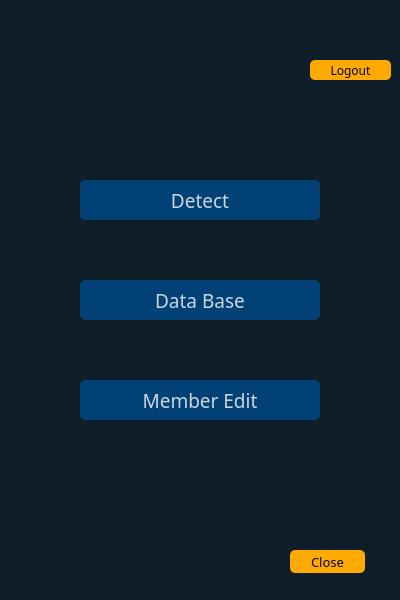
cach007/face_findeer, file ui/adminpage.ui: the form before one commit.
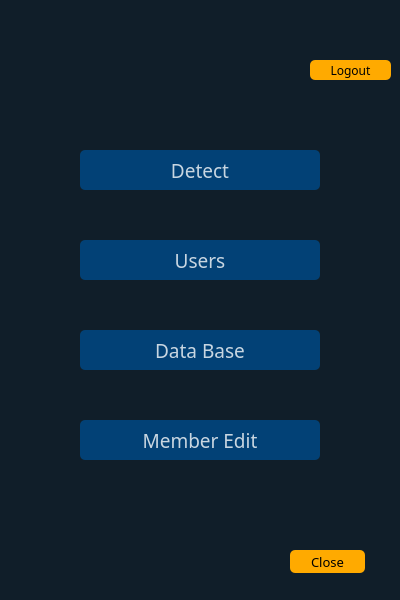
The form after the commit. Icons and pictures are not drawn.

Commit message: 관리자랑 멤버 페이지에서도 user edit접근 가능 하게 수정

The edit to the form file:
```diff
--- a/ui/adminpage.ui
+++ b/ui/adminpage.ui
@@ -35,7 +35,7 @@
     <property name="geometry">
      <rect>
       <x>80</x>
-      <y>180</y>
+      <y>150</y>
       <width>240</width>
       <height>40</height>
      </rect>
@@ -185,7 +185,7 @@
     <property name="geometry">
      <rect>
       <x>80</x>
-      <y>280</y>
+      <y>330</y>
       <width>240</width>
       <height>40</height>
      </rect>
@@ -233,7 +233,7 @@
     <property name="geometry">
      <rect>
       <x>80</x>
-      <y>380</y>
+      <y>420</y>
       <width>240</width>
       <height>40</height>
      </rect>
@@ -277,6 +277,54 @@
      </size>
     </property>
    </widget>
+   <widget class="QPushButton" name="pushButton_6">
+    <property name="geometry">
+     <rect>
+      <x>80</x>
+      <y>240</y>
+      <width>240</width>
+      <height>40</height>
+     </rect>
+    </property>
+    <property name="font">
+     <font>
+      <family>Arial Rounded MT Bold</family>
+      <pointsize>14</pointsize>
+      <weight>50</weight>
+      <bold>false</bold>
+     </font>
+    </property>
+    <property name="styleSheet">
+     <string notr="true">QPushButton#pushButton_6{
+background-color:rgba(2,65,118,255);
+color:rgba(255, 255, 255, 200);
+border-radius:5px;
+}
+QPushButton#pushButton_6:pressed{
+padding-left:5px;
+padding-top:5px;
+background-color:rgba(2,65,118,100);
+background-position:calc(100%-10px)center;
+}
+QPushButton#pushButton_6:hover{
+background-color:rgba(2,65,118, 255);
+}
+</string>
+    </property>
+    <property name="text">
+     <string>Users</string>
+    </property>
+    <property name="icon">
+     <iconset resource="../img/img.qrc">
+      <normaloff>:/newPrefix/community.png</normaloff>:/newPrefix/community.png</iconset>
+    </property>
+    <property name="iconSize">
+     <size>
+      <width>35</width>
+      <height>35</height>
+     </size>
+    </property>
+   </widget>
   </widget>
  </widget>
  <resources>
```
The commit also changes 6 other files.
